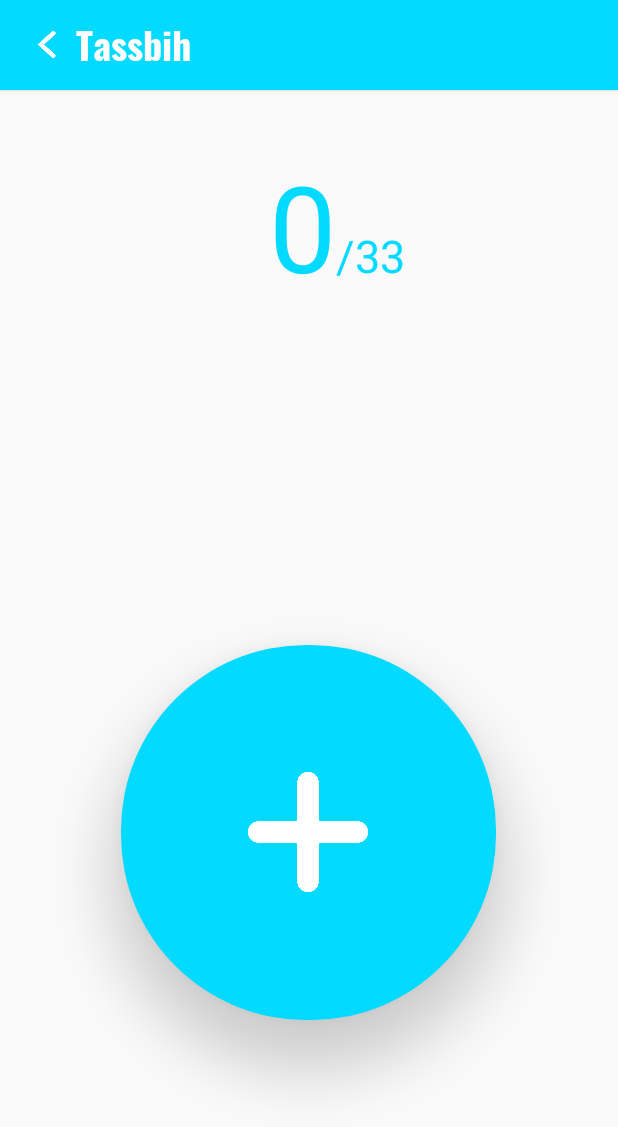
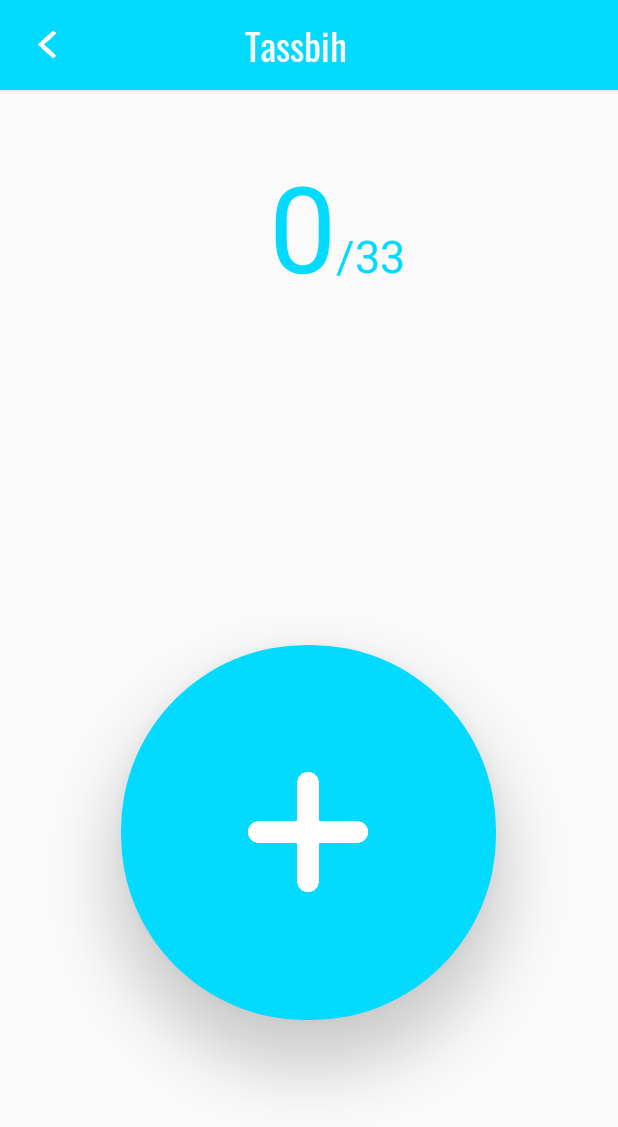
Before and after one commit to dombroks/Rafiqi, an Android app: the tassbih screen opened directly, with no data from a screen before it, on a phone screen of 412 x 824 dp. Shown: the top 1127 px of the screen. Run offline under Robolectric (Android 15) with nearby library versions, the phone set to English and light mode, and no system bars.

Commit message:
intial commit

```diff
--- a/app/src/main/AndroidManifest.xml
+++ b/app/src/main/AndroidManifest.xml
@@ -16,7 +16,8 @@
         android:supportsRtl="true"
         android:theme="@style/NoAppBar"
         android:usesCleartextTraffic="true">
-        <activity android:name=".tassbih"></activity>
+        <activity android:name=".chahada"></activity>
+        <activity android:name=".tassbih" />
         <activity android:name=".SplashScreen">
             <intent-filter>
                 <action android:name="android.intent.action.MAIN" />
@@ -24,7 +25,7 @@
                 <category android:name="android.intent.category.LAUNCHER" />
             </intent-filter>
         </activity>
-        <activity android:name=".MainActivity"></activity>
+        <activity android:name=".MainActivity" />
     </application>
 
 </manifest>
--- a/app/src/main/res/layout/activity_tassbih.xml
+++ b/app/src/main/res/layout/activity_tassbih.xml
@@ -28,14 +28,15 @@
             android:clickable="true" />
 
         <TextView
+
             android:layout_width="wrap_content"
             android:layout_height="wrap_content"
             android:layout_alignParentBottom="true"
-
-            android:layout_marginStart="9dp"
-            android:layout_marginBottom="12dp"
+            android:layout_marginStart="122dp"
+            android:layout_marginBottom="11dp"
             android:layout_toEndOf="@+id/left"
-            android:fontFamily="@font/oswald_bold"
+            android:fontFamily="@font/oswald_regular"
+            android:gravity="center|center_horizontal"
             android:text="Tassbih"
             android:textColor="@color/white"
             android:textSize="25sp" />
```
Also changed, not shown: app/src/main/java/com/dombroks/rafiqi/chahada.java (added, +14 -0 lines), app/src/main/res/layout/activity_chahada.xml (added, +9 -0 lines).
